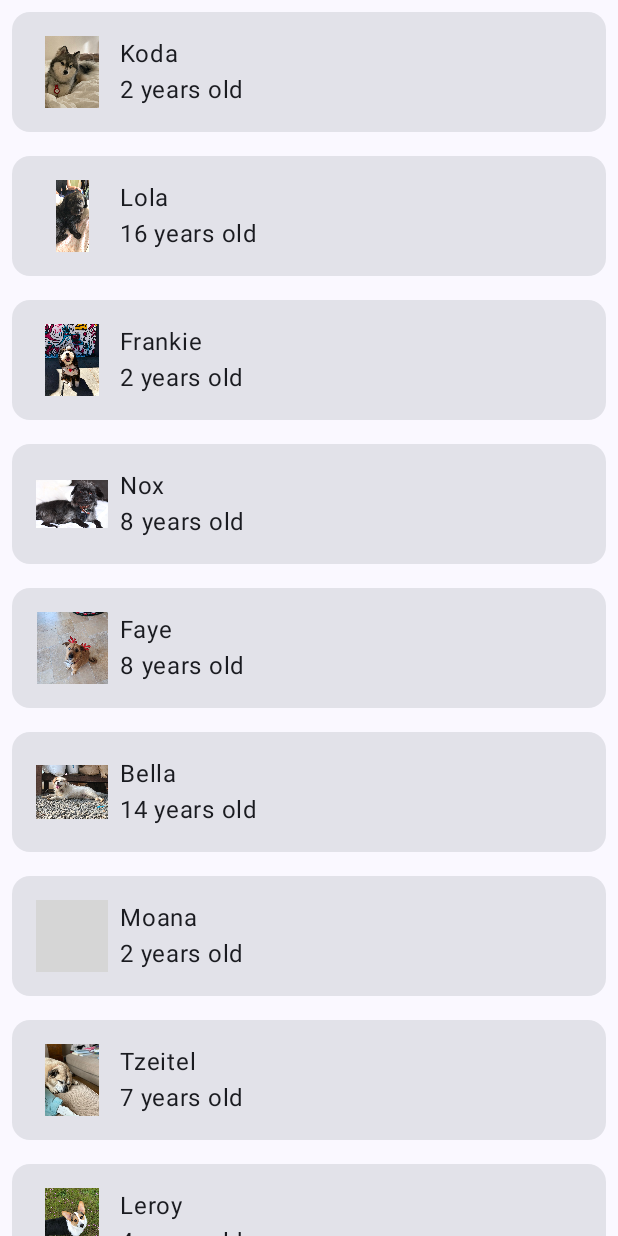
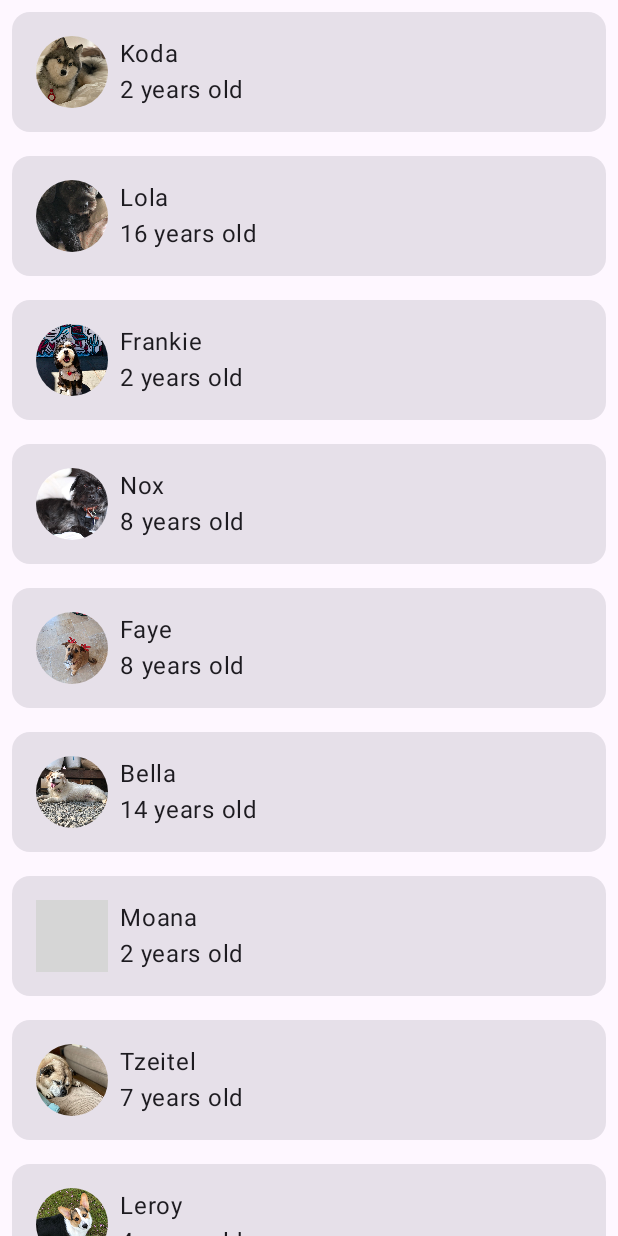
Before and after one commit to CheoR/woof, an Android app built with Jetpack Compose: the screen it shows after launch (MainActivity), on a phone screen of 412 x 824 dp. Run offline under Robolectric (Android 15) with nearby library versions, the phone set to English and light mode, and no system bars; grey boxes are pictures that could not be loaded.

```diff
--- a/app/src/main/java/com/example/woof/MainActivity.kt
+++ b/app/src/main/java/com/example/woof/MainActivity.kt
@@ -23,6 +23,8 @@ import com.example.woof.data.dogs
 import com.example.woof.ui.theme.WoofTheme
 import androidx.compose.foundation.lazy.items
 import androidx.compose.material3.Card
+import androidx.compose.ui.draw.clip
+import androidx.compose.ui.layout.ContentScale
 import androidx.compose.ui.res.dimensionResource
 import androidx.compose.ui.res.painterResource
 import androidx.compose.ui.res.stringResource
@@ -83,13 +85,15 @@ fun DogIcon(
     Image(
         modifier = modifier
             .size(dimensionResource(id = R.dimen.image_size))
-            .padding(dimensionResource(id = R.dimen.padding_small)),
+            .padding(dimensionResource(id = R.dimen.padding_small))
+            .clip(MaterialTheme.shapes.small),
         painter = painterResource(dogIcon),
 
         // Content Description is not needed here - image is decorative, and setting a null content
         // description allows accessibility services to skip this element during navigation.
 
-        contentDescription = null
+        contentDescription = null,
+        contentScale = ContentScale.Crop,
     )
 }
 
--- a/app/src/main/java/com/example/woof/ui/theme/Theme.kt
+++ b/app/src/main/java/com/example/woof/ui/theme/Theme.kt
@@ -85,7 +85,7 @@ fun WoofTheme(
     darkTheme: Boolean = isSystemInDarkTheme(),
     // Dynamic Color creates theme for your app based on the user's wallpaper.
     // only on certain devices that are running Android 12 and up
-    dynamicColor: Boolean = true,
+    dynamicColor: Boolean = false,
     content: @Composable () -> Unit
 ) {
     val colorScheme = when {
```
